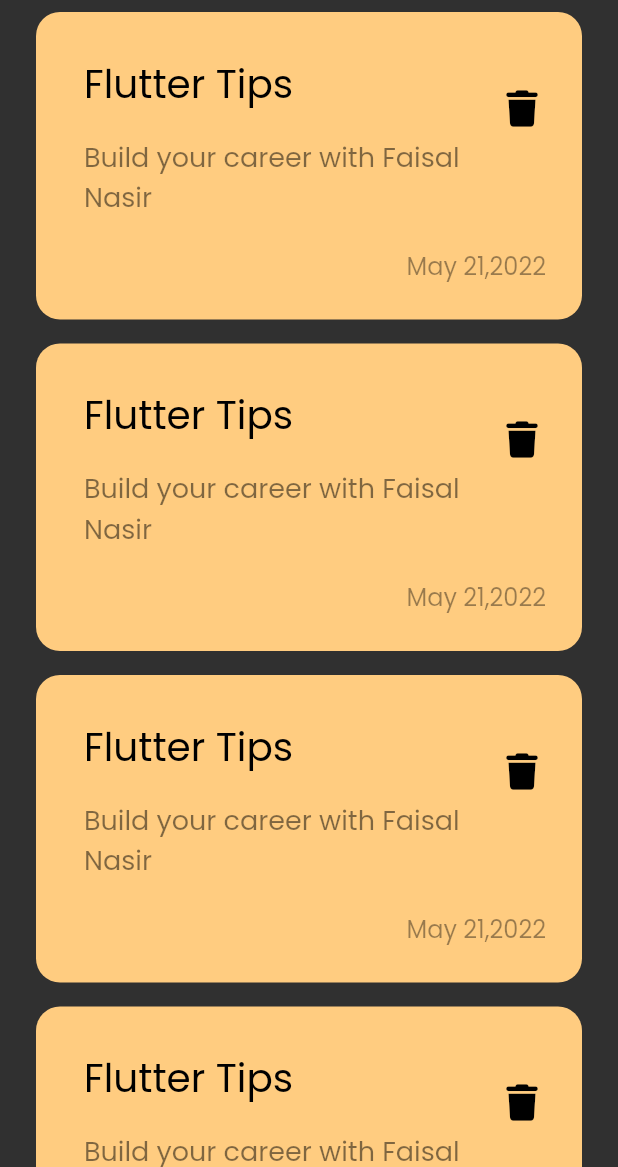
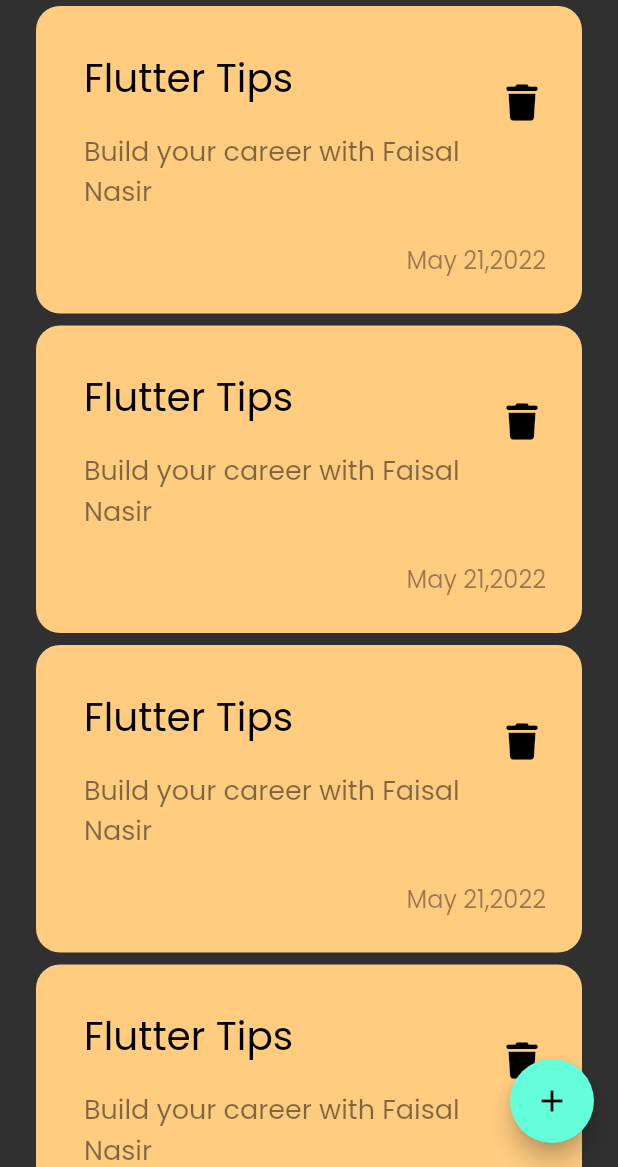
Before and after one commit to Fnmghaithi/notes_app, a Flutter app: the screen it shows after launch, on a phone screen of 412 x 824 dp, the part 69-1236 px from its top. Run offline on Flutter 3.47's test engine with Material 2 defaults, Android fonts, the phone set to English and light mode, and no system bars; our stand-ins replace font_awesome_flutter.

Commit message:
add floating action button

```diff
--- a/lib/views/notes_view.dart
+++ b/lib/views/notes_view.dart
@@ -6,8 +6,12 @@ class NotesView extends StatelessWidget {
 
   @override
   Widget build(BuildContext context) {
-    return const Scaffold(
-      body: NotesViewBody(),
+    return Scaffold(
+      body: const NotesViewBody(),
+      floatingActionButton: FloatingActionButton(
+        onPressed: () {},
+        child: const Icon(Icons.add),
+      ),
     );
   }
 }
--- a/lib/views/widgets/notes_list_view.dart
+++ b/lib/views/widgets/notes_list_view.dart
@@ -9,7 +9,7 @@ class NotesListView extends StatelessWidget {
     return ListView.builder(
       itemBuilder: (context, index) {
         return const Padding(
-          padding: EdgeInsets.symmetric(vertical: 8.0),
+          padding: EdgeInsets.symmetric(vertical: 4.0),
           child: NoteItem(),
         );
       },
```
